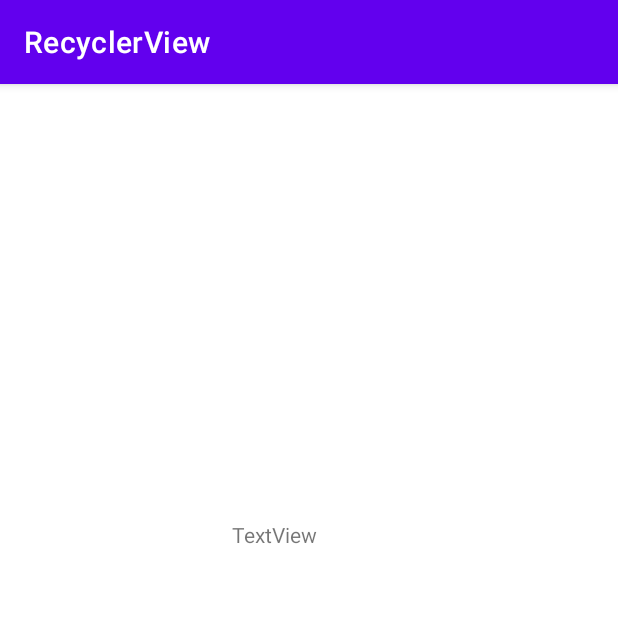
After one commit to TarunSainiZO/Learning, an Android app: the Second screen opened directly, with no data from a screen before it, on a phone screen of 412 x 824 dp, the top half of it. The commit adds this screen. Run offline under Robolectric (Android 15) with nearby library versions, the phone set to English and light mode, and no system bars.

Commit message:
work properly

```diff
--- a/recyclerview/app/src/main/AndroidManifest.xml
+++ b/recyclerview/app/src/main/AndroidManifest.xml
@@ -1,7 +1,9 @@
 <?xml version="1.0" encoding="utf-8"?>
 <manifest xmlns:android="http://schemas.android.com/apk/res/android"
     package="com.win95.recyclerview">
-    <uses-permission android:name="android.permission.INTERNET"/>
+
+    <uses-permission android:name="android.permission.INTERNET" />
+
     <application
         android:allowBackup="true"
         android:icon="@mipmap/ic_launcher"
@@ -9,6 +11,7 @@
         android:roundIcon="@mipmap/ic_launcher_round"
         android:supportsRtl="true"
         android:theme="@style/Theme.RecyclerView">
+        <activity android:name=".Second"></activity>
         <activity android:name=".MainActivity">
             <intent-filter>
                 <action android:name="android.intent.action.MAIN" />
--- a/recyclerview/app/src/main/java/com/win95/recyclerview/FakeData.kt
+++ b/recyclerview/app/src/main/java/com/win95/recyclerview/FakeData.kt
@@ -5,7 +5,7 @@ class FakeData {
     init{
         data = arrayListOf()
         for(i in 1..100){
-            data.add(UserData("user $i",i))
+//            data.add(UserData("user $i",i))
         }
     }
 }
--- a/recyclerview/app/src/main/java/com/win95/recyclerview/MyAdapter.kt
+++ b/recyclerview/app/src/main/java/com/win95/recyclerview/MyAdapter.kt
@@ -1,6 +1,7 @@
 package com.win95.recyclerview
 
 import android.content.Context
+import android.content.Intent
 import android.view.LayoutInflater
 import android.view.View
 import android.view.ViewGroup
@@ -34,7 +35,12 @@ class MyAdapter(val data : List<UserData>, val context : Context): RecyclerView.
                 holder.login.text,
                 Toast.LENGTH_SHORT
             ).show()
+            val context=holder.login.context
+            val intent = Intent( context, Second::class.java)
+            intent.putExtra("message",holder.login.text)
+            context.startActivity(intent)
         }
+
     }
 
     override fun getItemCount(): Int {
--- /dev/null
+++ b/recyclerview/app/src/main/java/com/win95/recyclerview/Second.kt
@@ -0,0 +1,18 @@
+package com.win95.recyclerview
+
+import androidx.appcompat.app.AppCompatActivity
+import android.os.Bundle
+import android.widget.TextView
+
+class Second : AppCompatActivity() {
+    override fun onCreate(savedInstanceState: Bundle?) {
+        super.onCreate(savedInstanceState)
+        setContentView(R.layout.activity_second)
+        val textView : TextView = findViewById(R.id.textView)
+        val bundle :Bundle ?=intent.extras
+        if (bundle!=null){
+            val message = bundle.getString("message") // 1
+            textView.text = message
+        }
+    }
+}
--- /dev/null
+++ b/recyclerview/app/src/main/res/layout/activity_second.xml
@@ -0,0 +1,22 @@
+<?xml version="1.0" encoding="utf-8"?>
+<androidx.constraintlayout.widget.ConstraintLayout xmlns:android="http://schemas.android.com/apk/res/android"
+    xmlns:app="http://schemas.android.com/apk/res-auto"
+    xmlns:tools="http://schemas.android.com/tools"
+    android:layout_width="match_parent"
+    android:layout_height="match_parent"
+    tools:context=".Second">
+
+    <TextView
+        android:id="@+id/textView"
+        android:layout_width="wrap_content"
+        android:layout_height="wrap_content"
+        android:layout_marginStart="154dp"
+        android:layout_marginTop="272dp"
+        android:layout_marginEnd="200dp"
+        android:layout_marginBottom="440dp"
+        android:text="TextView"
+        app:layout_constraintBottom_toBottomOf="parent"
+        app:layout_constraintEnd_toEndOf="parent"
+        app:layout_constraintStart_toStartOf="parent"
+        app:layout_constraintTop_toTopOf="parent" />
+</androidx.constraintlayout.widget.ConstraintLayout>
```
Also changed, not shown: recyclerview/app/src/main/java/com/win95/recyclerview/UserData.kt (+16 -0 lines).
